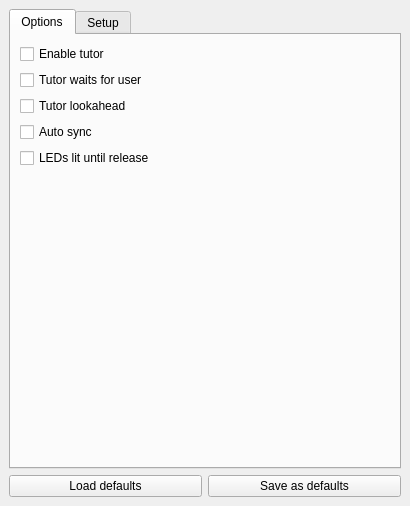
Above: mscore/pianotutorpanel.ui from pparrilla/MuseScore before the change. Below: the same form after it.
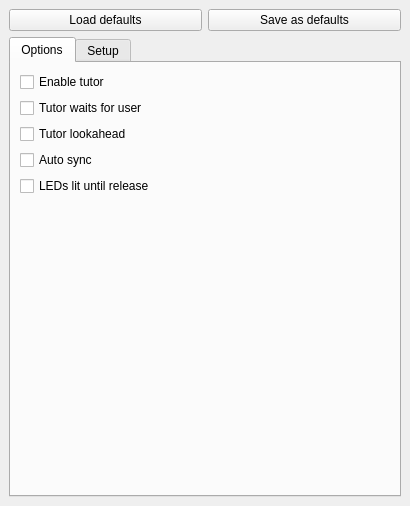
That is the form after the change.

Commit message: Piano Tutor: moved load/save buttons on top of Piano Tutor Panel

Diff of the .ui file:
```diff
--- a/mscore/pianotutorpanel.ui
+++ b/mscore/pianotutorpanel.ui
@@ -21,7 +21,7 @@
   </property>
   <widget class="QWidget" name="dockWidgetContents">
    <layout class="QGridLayout" name="gridLayout_2">
-    <item row="0" column="0">
+    <item row="1" column="0">
      <layout class="QVBoxLayout" name="verticalLayout_2">
       <item>
        <widget class="QTabWidget" name="tabWidget">
@@ -245,7 +245,9 @@
         </widget>
        </widget>
       </item>
-      <item>
+     </layout>
+    </item>
+    <item row="0" column="0">
        <layout class="QHBoxLayout" name="horizontalLayout">
         <item>
          <widget class="QPushButton" name="reloadDefaults">
@@ -266,8 +268,6 @@
            <string>Save as defaults</string>
           </property>
          </widget>
-        </item>
-       </layout>
       </item>
      </layout>
     </item>
```
Lines whose indentation alone changed are shown as unchanged.
